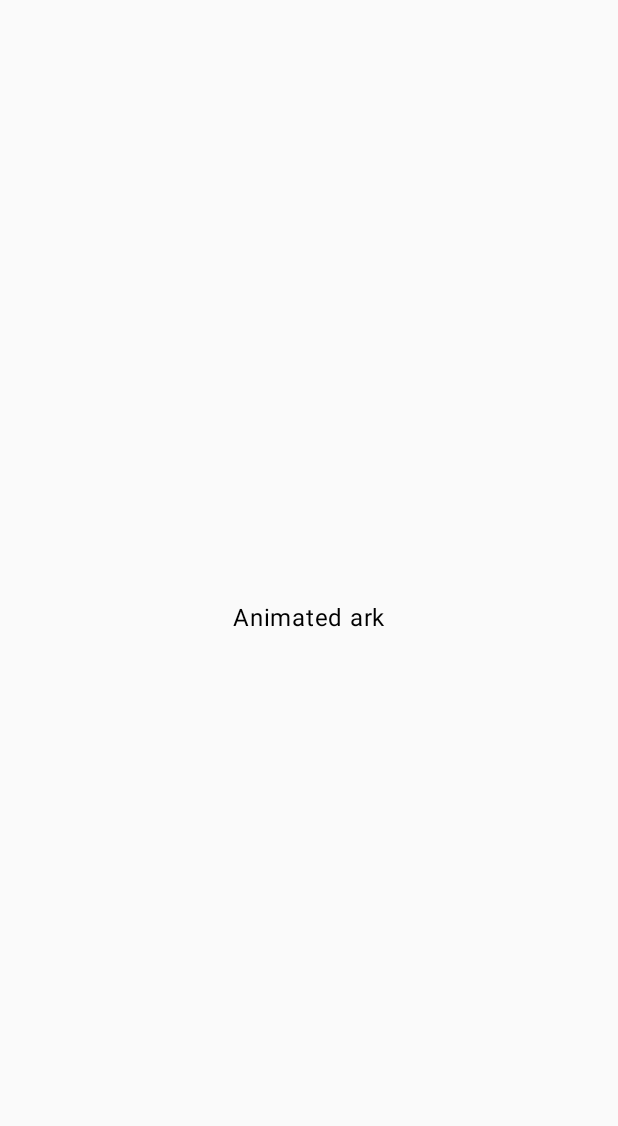
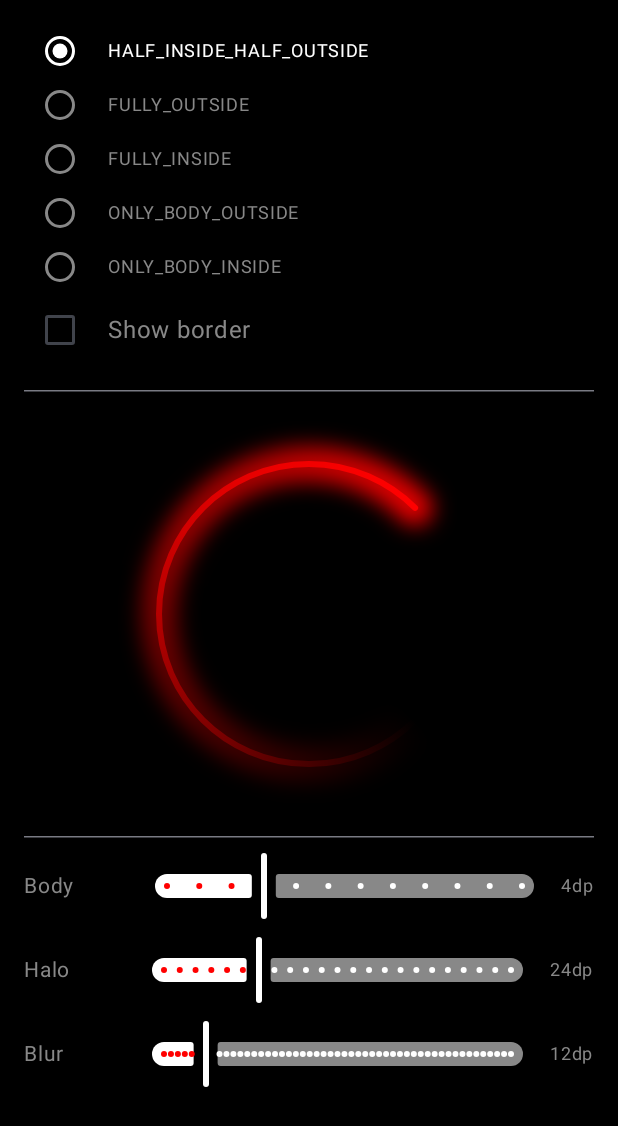
Before and after one commit to yuriyskulskiy/android-compose-playground, an Android app built with Jetpack Compose: the AnimatedArkScreen screen opened through its navigation route, on a phone screen of 412 x 824 dp. Before the commit the part shown is almost empty. Shown: the top 1126 px of the screen. Run offline under Robolectric (Android 15) with nearby library versions, the phone set to English and light mode, and no system bars; our stand-ins replace Dagger/Hilt's generated code.

Commit message:
Implement rotation arc feature.

```diff
--- a/app/src/main/java/com/skul/yuriy/composeplayground/feature/rotationArk/AnimatedArk.kt
+++ /dev/null
@@ -1,19 +0,0 @@
-package com.skul.yuriy.composeplayground.feature.rotationArk
-
-import androidx.compose.foundation.layout.Box
-import androidx.compose.foundation.layout.fillMaxSize
-import androidx.compose.material3.Text
-import androidx.compose.runtime.Composable
-import androidx.compose.ui.Alignment
-import androidx.compose.ui.Modifier
-
-
-@Composable
-fun AnimatedArkScreen() {
-    Box(
-        contentAlignment = Alignment.Center,
-        modifier = Modifier.fillMaxSize()
-    ) {
-        Text(text = "Animated ark")
-    }
-}
--- /dev/null
+++ b/app/src/main/java/com/skul/yuriy/composeplayground/feature/rotationArk/AnimatedArkScreen.kt
@@ -0,0 +1,122 @@
+package com.skul.yuriy.composeplayground.feature.rotationArk
+
+import androidx.compose.foundation.BorderStroke
+import androidx.compose.foundation.background
+import androidx.compose.foundation.border
+import androidx.compose.foundation.layout.Column
+import androidx.compose.foundation.layout.Spacer
+import androidx.compose.foundation.layout.fillMaxSize
+import androidx.compose.foundation.layout.fillMaxWidth
+import androidx.compose.foundation.layout.padding
+import androidx.compose.foundation.layout.size
+import androidx.compose.foundation.layout.statusBarsPadding
+import androidx.compose.foundation.rememberScrollState
+import androidx.compose.foundation.shape.CircleShape
+import androidx.compose.foundation.verticalScroll
+import androidx.compose.material3.HorizontalDivider
+import androidx.compose.material3.Text
+import androidx.compose.runtime.Composable
+import androidx.compose.runtime.getValue
+import androidx.compose.runtime.mutableStateOf
+import androidx.compose.runtime.remember
+import androidx.compose.runtime.setValue
+import androidx.compose.ui.Alignment
+import androidx.compose.ui.Modifier
+import androidx.compose.ui.graphics.Color
+import androidx.compose.ui.res.stringResource
+import androidx.compose.ui.unit.dp
+import com.skul.yuriy.composeplayground.R
+import com.skul.yuriy.composeplayground.util.shadowborder.ArcPaddingType
+
+
+@Composable
+fun AnimatedArkScreen() {
+    var selectedPaddingType by remember { mutableStateOf(ArcPaddingType.HALF_INSIDE_HALF_OUTSIDE) }
+    var showBorder by remember { mutableStateOf(false) }
+    var bodyWidth by remember { mutableStateOf(4.dp) }
+    var shadowWidth by remember { mutableStateOf(24.dp) }
+    var blurRadius by remember { mutableStateOf(12.dp) }
+
+    Column(
+        modifier = Modifier
+            .fillMaxSize()
+            .background(color = Color.Black)
+            .statusBarsPadding()
+            .verticalScroll(rememberScrollState())
+    ) {
+        TopSettingsSection(
+            selectedPaddingType = selectedPaddingType,
+            onPaddingTypeSelected = { selectedPaddingType = it },
+            onCheckedShowBorder = { showBorder = it },
+            showBorder = showBorder
+        )
+        HorizontalDivider(Modifier.padding(horizontal = 16.dp))
+        Spacer(Modifier.size(48.dp))
+
+        RotationBox(
+            modifier = Modifier
+                .align(Alignment.CenterHorizontally)
+                .size(200.dp)
+                .then(
+                    if (showBorder) {
+                        Modifier.border(
+                            BorderStroke(1.dp, color = Color.White),
+                            shape = CircleShape
+                        )
+                    } else {
+                        Modifier
+                    }
+                ),
+            selectedPaddingType = selectedPaddingType,
+            innerBodyWidth = bodyWidth,
+            shadowWidth = shadowWidth,
+            blurRadius = blurRadius,
+        ) {
+            Text(
+                text =
+                stringResource(R.string.pressed),
+                color = Color.White
+            )
+        }
+
+        Spacer(modifier = Modifier.size(48.dp))
+        HorizontalDivider(Modifier.padding(horizontal = 16.dp))
+        // Body Width  slider
+        SliderSection(
+            modifier = Modifier
+                .fillMaxWidth()
+                .padding(top = 8.dp, bottom = 4.dp)
+                .padding(horizontal = 16.dp),
+            label = stringResource(R.string.body),
+            currentValue = bodyWidth,
+            valueRange = 1..12,
+            stepSize = 1,
+            onValueChange = { newWidth -> bodyWidth = newWidth }
+        )
+
+        // Shadow Width Slider
+        SliderSection(
+            modifier = Modifier
+                .fillMaxWidth()
+                .padding(horizontal = 16.dp, vertical = 4.dp),
+            label = stringResource(R.string.halo),
+            currentValue = shadowWidth,
+            valueRange = 12..56,
+            stepSize = 2,
+            onValueChange = { newWidth -> shadowWidth = newWidth }
+        )
+
+        // BlurRadius Slider
+        SliderSection(
+            modifier = Modifier
+                .fillMaxWidth()
+                .padding(horizontal = 16.dp, vertical = 4.dp),
+
+            label = stringResource(R.string.blur),
+            currentValue = blurRadius,
+            valueRange = 6..56,
+            stepSize = 1,
+            onValueChange = { newWidth -> blurRadius = newWidth }
+        )
+    }
+}
--- /dev/null
+++ b/app/src/main/java/com/skul/yuriy/composeplayground/feature/rotationArk/RotationBox.kt
@@ -0,0 +1,121 @@
+package com.skul.yuriy.composeplayground.feature.rotationArk;
+
+import androidx.compose.animation.core.LinearEasing
+import androidx.compose.animation.core.RepeatMode
+import androidx.compose.animation.core.animateFloat
+import androidx.compose.animation.core.infiniteRepeatable
+import androidx.compose.animation.core.rememberInfiniteTransition
+import androidx.compose.animation.core.tween
+import androidx.compose.foundation.clickable
+import androidx.compose.foundation.interaction.MutableInteractionSource
+import androidx.compose.foundation.interaction.collectIsPressedAsState
+import androidx.compose.foundation.layout.Box
+import androidx.compose.foundation.layout.BoxScope
+import androidx.compose.runtime.Composable
+import androidx.compose.runtime.DisposableEffect
+import androidx.compose.runtime.LaunchedEffect
+import androidx.compose.runtime.getValue
+import androidx.compose.runtime.mutableStateOf
+import androidx.compose.runtime.remember
+import androidx.compose.runtime.setValue
+import androidx.compose.ui.Alignment
+import androidx.compose.ui.Modifier
+import androidx.compose.ui.graphics.Color
+import androidx.compose.ui.unit.Dp
+import androidx.lifecycle.Lifecycle
+import androidx.lifecycle.LifecycleEventObserver
+import androidx.lifecycle.compose.LocalLifecycleOwner
+import com.skul.yuriy.composeplayground.util.shadowborder.ArcPaddingType
+import com.skul.yuriy.composeplayground.util.shadowborder.developSnake
+
+
+@Composable
+fun RotationBox(
+    modifier: Modifier = Modifier,
+    bodyColor: Color = Color.Red,
+    glowShadowColor: Color = Color.Red.copy(alpha = 0.9f),
+    selectedPaddingType: ArcPaddingType,
+    innerBodyWidth: Dp,
+    shadowWidth: Dp,
+    blurRadius: Dp,
+    content: @Composable (BoxScope.(interactionSource: MutableInteractionSource) -> Unit),
+) {
+
+
+    var isRunning by remember { mutableStateOf(true) }
+    var lastSavedAngle by remember { mutableStateOf(0f) }
+    var animatedAngle by remember { mutableStateOf(0f) }
+    val interactionSource = remember { MutableInteractionSource() }
+    val isPressed by interactionSource.collectIsPressedAsState()
+    val lifecycleOwner = LocalLifecycleOwner.current
+
+    DisposableEffect(lifecycleOwner) {
+        val observer = LifecycleEventObserver { _, event ->
+            when (event) {
+                Lifecycle.Event.ON_PAUSE, Lifecycle.Event.ON_STOP -> {
+                    isRunning = false
+                    lastSavedAngle = animatedAngle
+                }
+
+                Lifecycle.Event.ON_RESUME -> {
+                    isRunning = true
+                }
+
+                else -> {}
+            }
+        }
+        lifecycleOwner.lifecycle.addObserver(observer)
+        onDispose {
+            lifecycleOwner.lifecycle.removeObserver(observer)
+        }
+    }
+
+    // Rotation animation only when the app is active and the button is not pressed
+    val infiniteTransition = if (isRunning && !isPressed) rememberInfiniteTransition() else null
+
+    // If animation is active - perform rotation angel state updates
+    if (infiniteTransition != null) {
+        val animatedAngleValue by infiniteTransition.animateFloat(
+            initialValue = lastSavedAngle,
+            targetValue = lastSavedAngle + 360f,
+            animationSpec = infiniteRepeatable(
+                animation = tween(2000, easing = LinearEasing),
+                repeatMode = RepeatMode.Restart
+            ), label = ""
+        )
+        animatedAngle = animatedAngleValue
+    }
+
+    //Store th rotation angle when press
+    LaunchedEffect(isPressed) {
+        if (isPressed) {
+            lastSavedAngle = animatedAngle
+        }
+    }
+    Box(
+        contentAlignment = Alignment.Center,
+        modifier = modifier
+            .clickable(
+                interactionSource = interactionSource,
+                indication = null, // Remove ripple effect if not needed
+                onClick = {} // Handle onClick logic if needed
+            )
+            .then(
+                if (!isPressed && isRunning) {
+                    Modifier.developSnake(
+                        rotationDegrees = animatedAngle,
+                        bodyColor = bodyColor,
+                        glowShadowColor = glowShadowColor,
+                        arcPaddingType = selectedPaddingType,
+                        bodyStrokeWidth = innerBodyWidth,
+                        glowingShadowWidth = shadowWidth,
+                        glowingBlurRadius = blurRadius
+                    )
+                } else Modifier
+            )
+    ) {
+        if (isPressed) {
+            content(interactionSource)
+        }
+    }
+}
--- /dev/null
+++ b/app/src/main/java/com/skul/yuriy/composeplayground/feature/rotationArk/SliderSection.kt
@@ -0,0 +1,68 @@
+package com.skul.yuriy.composeplayground.feature.rotationArk
+
+import androidx.compose.foundation.layout.Row
+import androidx.compose.foundation.layout.padding
+import androidx.compose.material3.Slider
+import androidx.compose.material3.SliderDefaults
+import androidx.compose.material3.Text
+import androidx.compose.runtime.Composable
+import androidx.compose.runtime.mutableStateOf
+import androidx.compose.runtime.remember
+import androidx.compose.ui.Alignment
+import androidx.compose.ui.Modifier
+import androidx.compose.ui.graphics.Color
+import androidx.compose.ui.unit.Dp
+import androidx.compose.ui.unit.dp
+import androidx.compose.ui.unit.sp
+
+@Composable
+fun SliderSection(
+    label: String,
+    currentValue: Dp,
+    valueRange: IntRange,
+    stepSize: Int = 1,
+    onValueChange: (Dp) -> Unit,
+    modifier: Modifier
+) {
+    val steps = valueRange.step(stepSize).map { it.dp }
+    val currentIndex = steps.indexOfFirst { it == currentValue }.coerceAtLeast(0)
+    val sliderPosition = remember { mutableStateOf(currentIndex.toFloat()) }
+
+    Row(
+        verticalAlignment = Alignment.CenterVertically,
+        modifier = modifier
+    ) {
+        // Label at the start
+        Text(
+            fontSize = 14.sp,
+            text = label,
+            modifier = Modifier.weight(1f),
+            color = Color.Gray
+        )
+
+        Slider(
+            value = sliderPosition.value,
+            onValueChange = { newValue ->
+                sliderPosition.value = newValue
+                onValueChange(steps[newValue.toInt()])
+            },
+            valueRange = 0f..(steps.size - 1).toFloat(),
+            steps = steps.size - 2,
+            modifier = Modifier.weight(3f), // Takes available width for the slider
+            colors = SliderDefaults.colors(
+                thumbColor = Color.White,
+                activeTickColor = Color.Red,
+                inactiveTickColor = Color.White,
+                inactiveTrackColor = Color.Gray,
+                activeTrackColor = Color.White,
+            )
+        )
+        // Current value at the end
+        Text(
+            fontSize = 12.sp,
+            text = "${currentValue.value.toInt()}dp",
+            modifier = Modifier.padding(start = 16.dp),
+            color = Color.Gray
+        )
+    }
+}
--- /dev/null
+++ b/app/src/main/java/com/skul/yuriy/composeplayground/feature/rotationArk/TopSettingsSection.kt
@@ -0,0 +1,87 @@
+package com.skul.yuriy.composeplayground.feature.rotationArk
+
+import androidx.compose.foundation.clickable
+import androidx.compose.foundation.layout.Column
+import androidx.compose.foundation.layout.Row
+import androidx.compose.foundation.layout.Spacer
+import androidx.compose.foundation.layout.fillMaxWidth
+import androidx.compose.foundation.layout.height
+import androidx.compose.foundation.layout.padding
+import androidx.compose.foundation.layout.width
+import androidx.compose.material3.Checkbox
+import androidx.compose.material3.CheckboxDefaults
+import androidx.compose.material3.RadioButton
+import androidx.compose.material3.RadioButtonDefaults
+import androidx.compose.material3.Text
+import androidx.compose.runtime.Composable
+import androidx.compose.ui.Alignment
+import androidx.compose.ui.Modifier
+import androidx.compose.ui.graphics.Color
+import androidx.compose.ui.unit.dp
+import androidx.compose.ui.unit.sp
+import com.skul.yuriy.composeplayground.util.shadowborder.ArcPaddingType
+
+@Composable
+fun TopSettingsSection(
+    selectedPaddingType: ArcPaddingType,
+    onPaddingTypeSelected: (ArcPaddingType) -> Unit,
+    showBorder: Boolean,
+    onCheckedShowBorder: (Boolean) -> Unit
+) {
+    val paddingTypes = ArcPaddingType.entries
+
+    Column(modifier = Modifier.padding(16.dp)) {
+        paddingTypes.forEach { paddingType ->
+            Row(
+                verticalAlignment = Alignment.CenterVertically,
+                modifier = Modifier
+                    .fillMaxWidth()
+                    .clickable { onPaddingTypeSelected(paddingType) }
+                    .padding(vertical = 0.dp)
+                    .height(36.dp)
+            ) {
+                RadioButton(
+                    colors = RadioButtonDefaults.colors().copy(
+                        selectedColor = Color.White,
+                        unselectedColor = Color.Gray
+                    ),
+                    selected = (paddingType == selectedPaddingType),
+                    onClick = { onPaddingTypeSelected(paddingType) }
+                )
+                Spacer(modifier = Modifier.width(8.dp))
+                Text(
+                    fontSize = 12.sp,
+                    text = paddingType.name,
+                    color = if (paddingType == selectedPaddingType) {
+                        Color.White
+                    } else {
+                        Color.Gray
+                    }
+                )
+            }
+        }
+
+        // Checkbox for showing the border
+        Row(
+            verticalAlignment = Alignment.CenterVertically,
+            modifier = Modifier.clickable { onCheckedShowBorder(!showBorder) }
+        ) {
+            Checkbox(
+                colors = CheckboxDefaults.colors().copy(
+                    checkedBoxColor = Color.Transparent,
+                    checkedBorderColor = Color.White
+                ),
+                checked = showBorder,
+                onCheckedChange = onCheckedShowBorder
+            )
+            Spacer(modifier = Modifier.width(8.dp))
+            Text(
+                text = "Show border", color = if (showBorder) {
+                    Color.White
+                } else {
+                    Color.Gray
+                }
+            )
+        }
+    }
+}
--- /dev/null
+++ b/app/src/main/java/com/skul/yuriy/composeplayground/util/shadowborder/CircularRotationArc.kt
@@ -0,0 +1,171 @@
+package com.skul.yuriy.composeplayground.util.shadowborder
+
+import android.graphics.BlurMaskFilter
+import android.graphics.RectF
+import androidx.compose.ui.Modifier
+import androidx.compose.ui.draw.drawWithCache
+import androidx.compose.ui.geometry.Offset
+import androidx.compose.ui.geometry.Size
+import androidx.compose.ui.graphics.Brush
+import androidx.compose.ui.graphics.Color
+import androidx.compose.ui.graphics.Paint
+import androidx.compose.ui.graphics.StrokeCap
+import androidx.compose.ui.graphics.drawscope.Stroke
+import androidx.compose.ui.graphics.drawscope.drawIntoCanvas
+import androidx.compose.ui.graphics.drawscope.rotate
+import androidx.compose.ui.graphics.nativeCanvas
+import androidx.compose.ui.graphics.toArgb
+import androidx.compose.ui.unit.Dp
+import androidx.compose.ui.unit.dp
+import kotlin.math.asin
+import kotlin.math.ceil
+
+enum class ArcPaddingType {
+    HALF_INSIDE_HALF_OUTSIDE,
+    FULLY_OUTSIDE,
+    FULLY_INSIDE,
+    ONLY_BODY_OUTSIDE,
+    ONLY_BODY_INSIDE
+}
+
+
+fun Modifier.developSnake(
+    bodyColor: Color = Color.Green,
+    glowShadowColor: Color = Color.Green.copy(alpha = 0.8f),
+    rotationDegrees: Float = 0f,
+    bodyStrokeWidth: Dp = 12.dp,
+    glowingShadowWidth: Dp = 24.dp,
+    glowingBlurRadius: Dp = glowingShadowWidth / 2,
+    arcPaddingType: ArcPaddingType
+): Modifier = this
+    .drawWithCache {
+
+        val bodyStrokeWidthPx = bodyStrokeWidth.toPx()
+        val glowingStrokeWidthPx = glowingShadowWidth.toPx()
+        val glowingBlurRadiusPx = glowingBlurRadius.toPx()
+
+        val bodyLength = 270f
+
+        // Determine the arc padding based on the ArcPaddingType enum
+        val arcPaddingPx = when (arcPaddingType) {
+            ArcPaddingType.HALF_INSIDE_HALF_OUTSIDE -> 0f
+            ArcPaddingType.FULLY_OUTSIDE -> glowingStrokeWidthPx / 2
+            ArcPaddingType.FULLY_INSIDE -> -glowingStrokeWidthPx / 2
+            ArcPaddingType.ONLY_BODY_OUTSIDE -> bodyStrokeWidthPx / 2
+            ArcPaddingType.ONLY_BODY_INSIDE -> -bodyStrokeWidthPx / 2
+        }
+
+
+        // Define the boundaries of the arc, offsetting based on the arc padding
+        // Offset the arc to either extend inside or outside
+        val arcBounds = RectF(
+            -arcPaddingPx,
+            -arcPaddingPx,
+            size.width + arcPaddingPx,
+            size.height + arcPaddingPx
+        )
+
+ // we don't add offset for proper coloring round caps,
+ // we add sweep gradient to the rest circular path  properly
+ // A small offset for round caps to ensure correct color rendering on the round ends
+ //        val roundCapsOffset = computeOffset(....)
+        val roundCapsOffset = 0f
+
+        val headPosition = bodyLength / 360f
+        val opaqueToTransparentPoint = headPosition + (1f - headPosition) / 2
+// Due to the limitations of BlurMaskFilter, we must use native Paint instead of a Compose Brush
+// to apply the blur effect. As a result, for drawing the arc with the native Canvas, we need to use
+// the native SweepGradient object rather than the Compose SweepGradient.
+        val nativeSweepGradient = android.graphics.SweepGradient(
+            size.width / 2 + arcPaddingPx,
+            size.height / 2 + arcPaddingPx,
+            intArrayOf(
+                bodyColor.copy(alpha = 0f).toArgb(), // Transparent tail
+                bodyColor.toArgb(),// Opaque head
+                //workaround
+                bodyColor.toArgb(), //makes head round cup opaque color
+                bodyColor.copy(alpha = 0f).toArgb() // makes tail round cup transparent
+
+            ),
+            floatArrayOf(
+                0f, // Transparent tail
+                headPosition,// Opaque head
+                //workaround
+                opaqueToTransparentPoint,//makes head round cup opaque color
+                opaqueToTransparentPoint//fix round cat tail color. makes it transparent
+
+            ),
+        )
+
+        val gradientBrush = Brush.sweepGradient(
+            colorStops = arrayOf(
+                0.0f to bodyColor.copy(alpha = 0f),   // Fully opaque at the tail
+                headPosition to bodyColor.copy(alpha = 1f),  // Fully transparent at head = bodyLength
+
+                opaqueToTransparentPoint to bodyColor.copy(alpha = 1f), // makes head round cup opaque color
+                opaqueToTransparentPoint to bodyColor.copy(alpha = 0f), // makes tail round cup transparent
+            ),
+            center = Offset(
+                size.width / 2,
+                size.height / 2
+            ),
+        )
+
+        // Applying a blur effect only to the outer glowing arc is not possible using Compose's Brush.
+        // To achieve this, we use the native Paint class with a BlurMaskFilter and draw the arc using the
+        // native Android Canvas to handle the blur for the glowing effect.
+        val glowingPaint = Paint().apply {
+            asFrameworkPaint().apply {
+                isAntiAlias = true // Enable anti-aliasing
+                color = glowShadowColor.toArgb()
+                strokeWidth = glowingStrokeWidthPx
+                style = android.graphics.Paint.Style.STROKE
+                strokeJoin = android.graphics.Paint.Join.ROUND
+                strokeCap = android.graphics.Paint.Cap.ROUND
+                //add sweep gradient
+                shader = nativeSweepGradient
+                //apply the blur effect
+                maskFilter = BlurMaskFilter(
+                    glowingBlurRadiusPx,
+                    BlurMaskFilter.Blur.NORMAL
+                )
+            }
+        }.asFrameworkPaint()
+
+
+        val topLeft = Offset(-arcPaddingPx, -arcPaddingPx)
+        onDrawBehind {
+            rotate(rotationDegrees) {
+
+                //draw with the help of native canvas blurred and sweep-gradient  glowing ark
+                drawIntoCanvas { canvas ->
+                    canvas.nativeCanvas.drawArc(
+                        arcBounds,
+                        roundCapsOffset,
+                        bodyLength,
+                        false,
+                        glowingPaint
+                    )
+                }
+
+                //draw with the help of native canvas sweep-gradient body ark
+                drawArc(
+                    brush = gradientBrush,
+                    startAngle = roundCapsOffset,
+                    sweepAngle = bodyLength,
+                    useCenter = false,
+                    size = Size(arcBounds.width(), arcBounds.height()),
+                    topLeft = topLeft,
+                    style = Stroke(bodyStrokeWidthPx, cap = StrokeCap.Round)
+                )
+            }
+        }
+    }
+
+//compute round caps offset
+private fun computeOffset(capRadius: Float, arcRadius: Float): Float {
+    val sinus = (capRadius / arcRadius).toDouble()
+    val degreeRad = asin(sinus)
+    val degree = Math.toDegrees(degreeRad)
+    return ceil(degree).toFloat()
+}
--- a/app/src/main/res/values/strings.xml
+++ b/app/src/main/res/values/strings.xml
@@ -34,4 +34,8 @@
     <string name="outlined_blur_shadow">Outlined Blur Shadow</string>
     <string name="clipped_default_android_shadow">Clipped Default Android Shadow</string>
     <string name="go_back">Go Back</string>
+    <string name="halo">Halo</string>
+    <string name="pressed">Pressed</string>
+    <string name="body">Body</string>
+    <string name="blur">Blur</string>
 </resources>
```
